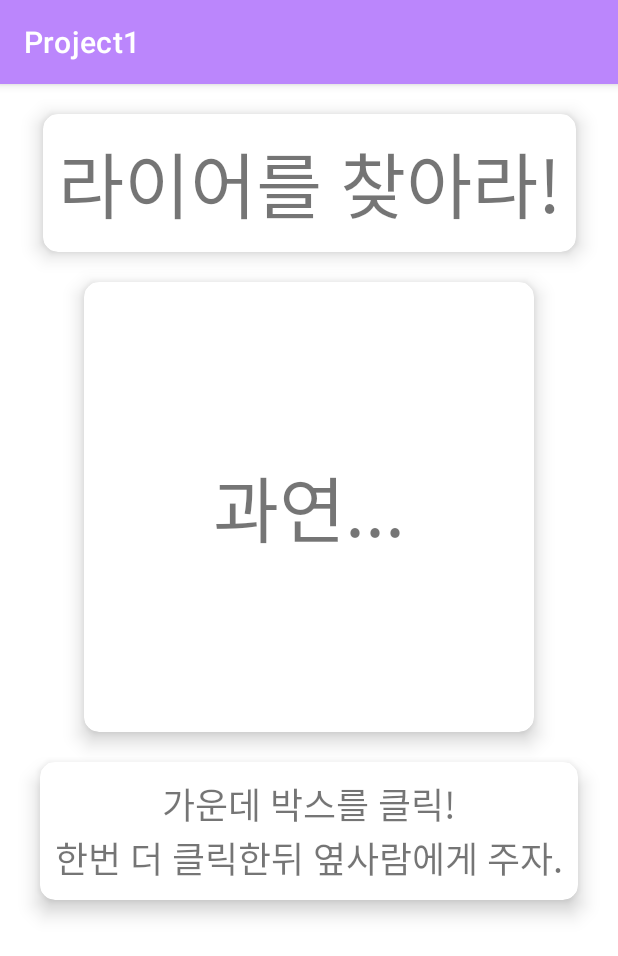
After one commit to kadiace/2020W_CS496_Project1, an Android app: the LierActivity screen opened directly, with no data from a screen before it, on a phone screen of 412 x 824 dp. The commit adds this screen. Shown: the top 956 px of the screen. Run offline under Robolectric (Android 15) with nearby library versions, the phone set to English and light mode, and no system bars; 1 statement that could not run was skipped.

Commit message:
lier complete

```diff
--- a/app/src/main/AndroidManifest.xml
+++ b/app/src/main/AndroidManifest.xml
@@ -10,7 +10,8 @@
         android:roundIcon="@mipmap/ic_launcher_round"
         android:supportsRtl="true"
         android:theme="@style/Theme.Project1">
-        <activity android:name=".GameActivity2"></activity>
+        <activity android:name=".LierActivity"></activity>
+        <activity android:name=".GameActivity2" />
         <activity android:name=".GameActivity1" />
         <activity android:name=".EditActivity" />
         <activity android:name=".ItemActivity" />
--- a/app/src/main/java/com/example/project1/EditActivity.kt
+++ b/app/src/main/java/com/example/project1/EditActivity.kt
@@ -31,7 +31,7 @@ class EditActivity : AppCompatActivity() {
 
         edit_button.setOnClickListener{
 
-            // EDIT REQUEST CODE
+            // EDIT RESULT CODE
             val EDIT_CODE : Int = 0
             val EDIT_FAIL : Int = 1
 
--- a/app/src/main/java/com/example/project1/Fragment3.kt
+++ b/app/src/main/java/com/example/project1/Fragment3.kt
@@ -6,6 +6,7 @@ import androidx.fragment.app.Fragment
 import android.view.LayoutInflater
 import android.view.View
 import android.view.ViewGroup
+import android.widget.Toast
 import kotlinx.android.synthetic.main.fragment_3.*
 
 // the fragment initialization parameters, e.g. ARG_ITEM_NUMBER
@@ -38,6 +39,5 @@ class Fragment3 : Fragment() {
             val intent = Intent(context, GameActivity2::class.java)
             activity?.startActivityForResult(intent, 2)
         }
-
     }
 }
--- /dev/null
+++ b/app/src/main/java/com/example/project1/LierActivity.kt
@@ -0,0 +1,72 @@
+package com.example.project1
+
+import android.content.Intent
+import android.graphics.Color
+import androidx.appcompat.app.AppCompatActivity
+import android.os.Bundle
+import kotlinx.android.synthetic.main.activity_lier.*
+import java.util.*
+import kotlin.collections.ArrayList
+
+class LierActivity : AppCompatActivity() {
+    override fun onCreate(savedInstanceState: Bundle?) {
+        super.onCreate(savedInstanceState)
+        setContentView(R.layout.activity_lier)
+
+        // get Intent
+        val inIntent = getIntent()
+        val answer = inIntent.getStringExtra("answer").toString()
+        val number = inIntent.getIntExtra("number", 0)
+        val lier = inIntent.getIntExtra("lier", 0)
+
+        // Set initial value
+        var count : Int = 0
+        var result : ArrayList<Int> = arrayListOf()
+
+        // make list
+        var list = mutableListOf<String>()
+        for (i in 0..lier-1) {
+            list.add("라이어")
+        }
+        for (i in lier..number-1) {
+            list.add(answer)
+        }
+        list.shuffle()
+
+        answer_shit.setOnClickListener{
+            if (count < list.size*2-1) {
+                if (count % 2 == 0) {
+                    text_answer.text = list.get(count / 2)
+                    if (list.get(count / 2).equals("라이어")) {
+                        result.add(count/2 + 1)
+                        text_answer.setTextColor(Color.parseColor("#C00000"))
+                    }
+                } else {
+                    text_answer.setTextColor(Color.parseColor("#747474"))
+                    text_answer.text = "과연..."
+                }
+            }
+            else if (count == list.size*2-1) {
+                text_answer.setTextColor(Color.parseColor("#747474"))
+                text_answer.text = "라이어는 누굴까? 두구두구"
+            }
+            else if (count == list.size*2) {
+                var resultText : String? = "${result.get(0)}"
+                for (i in 1..result.size-1) {
+                    resultText = "$resultText, ${result.get(i)}"
+                }
+                resultText = "$resultText 번"
+                text_answer.text = resultText
+                text_answer.setTextColor(Color.parseColor("#C00000"))
+            }
+            else if (count == list.size*2+1) {
+                text_answer.setTextColor(Color.parseColor("#747474"))
+                text_answer.text = "다시 눌러 뒤로가기"
+            }
+            else {
+                finish()
+            }
+            count++
+        }
+    }
+}
--- a/app/src/main/java/com/example/project1/MainActivity.kt
+++ b/app/src/main/java/com/example/project1/MainActivity.kt
@@ -98,6 +98,7 @@ class MainActivity : AppCompatActivity() {
                     }
                 }
                 mAdapter.fragments[0].onActivityResult(requestCode, resultCode, data)
+                view_pager.adapter = mAdapter
             }
             FRAG2_CODE-> {
                 mAdapter.fragments[1].onActivityResult(requestCode, resultCode, data)
@@ -107,7 +108,7 @@ class MainActivity : AppCompatActivity() {
             }
         }
 
-        view_pager.adapter = mAdapter
-        view_pager.setCurrentItem(requestCode)
+//        view_pager.adapter = mAdapter
+//        view_pager.setCurrentItem(requestCode)
     }
 }
--- a/app/src/main/res/layout/activity_game2.xml
+++ b/app/src/main/res/layout/activity_game2.xml
@@ -2,6 +2,7 @@
 <androidx.constraintlayout.widget.ConstraintLayout xmlns:android="http://schemas.android.com/apk/res/android"
     xmlns:app="http://schemas.android.com/apk/res-auto"
     xmlns:tools="http://schemas.android.com/tools"
+    android:id="@+id/parent_layout"
     android:layout_width="match_parent"
     android:layout_height="match_parent"
     android:orientation="vertical"
@@ -296,7 +297,7 @@
                     android:layout_width="wrap_content"
                     android:layout_height="wrap_content"
                     android:textSize="16sp"
-                    android:text="인원"
+                    android:text="전체"
                     android:fontFamily="@font/dreamhouseb"
                     app:layout_constraintLeft_toLeftOf="parent"
                     app:layout_constraintTop_toTopOf="parent"
@@ -315,6 +316,7 @@
                     app:layout_constraintRight_toLeftOf="@id/number_text2"
                     app:layout_constraintTop_toTopOf="parent"
                     app:layout_constraintBottom_toBottomOf="parent" />
+
                 <TextView
                     android:id="@+id/number_text2"
                     android:layout_width="wrap_content"
@@ -431,5 +433,4 @@
 
     </androidx.constraintlayout.widget.ConstraintLayout>
 
-
 </androidx.constraintlayout.widget.ConstraintLayout>
--- /dev/null
+++ b/app/src/main/res/layout/activity_lier.xml
@@ -0,0 +1,77 @@
+<?xml version="1.0" encoding="utf-8"?>
+<androidx.constraintlayout.widget.ConstraintLayout xmlns:android="http://schemas.android.com/apk/res/android"
+    xmlns:app="http://schemas.android.com/apk/res-auto"
+    xmlns:tools="http://schemas.android.com/tools"
+    android:layout_width="match_parent"
+    android:layout_height="match_parent"
+    tools:context=".LierActivity">
+
+    <androidx.cardview.widget.CardView
+        android:id = "@+id/title"
+        android:layout_width="wrap_content"
+        android:layout_height="wrap_content"
+        android:layout_margin="20dp"
+        app:cardCornerRadius="10dp"
+        app:cardElevation="8dp"
+        app:contentPadding="10dp"
+        app:layout_constraintTop_toTopOf="parent"
+        app:layout_constraintLeft_toLeftOf="parent"
+        app:layout_constraintRight_toRightOf="parent">
+
+        <TextView
+            android:id="@+id/text_title"
+            android:layout_width="wrap_content"
+            android:layout_height="wrap_content"
+            android:textSize="48sp"
+            android:text="라이어를 찾아라!"
+            android:fontFamily="@font/dreamhouseb"/>
+
+    </androidx.cardview.widget.CardView>
+
+    <androidx.cardview.widget.CardView
+        android:id = "@+id/answer_shit"
+        android:layout_width="300dp"
+        android:layout_height="300dp"
+        android:layout_margin="20dp"
+        app:cardCornerRadius="10dp"
+        app:cardElevation="8dp"
+        app:contentPadding="10dp"
+        app:layout_constraintTop_toBottomOf="@id/title"
+        app:layout_constraintLeft_toLeftOf="parent"
+        app:layout_constraintRight_toRightOf="parent">
+
+        <TextView
+            android:id="@+id/text_answer"
+            android:layout_width="wrap_content"
+            android:layout_height="wrap_content"
+            android:layout_gravity="center_horizontal|center_vertical"
+            android:textSize="48sp"
+            android:text="과연..."
+            android:fontFamily="@font/dreamhouseb"/>
+
+    </androidx.cardview.widget.CardView>
+
+    <androidx.cardview.widget.CardView
+        android:id = "@+id/explain"
+        android:layout_width="wrap_content"
+        android:layout_height="wrap_content"
+        android:layout_margin="20dp"
+        app:cardCornerRadius="10dp"
+        app:cardElevation="8dp"
+        app:contentPadding="10dp"
+        app:layout_constraintTop_toBottomOf="@id/answer_shit"
+        app:layout_constraintLeft_toLeftOf="parent"
+        app:layout_constraintRight_toRightOf="parent">
+
+        <TextView
+            android:id="@+id/text_explain"
+            android:layout_width="wrap_content"
+            android:layout_height="wrap_content"
+            android:textSize="24sp"
+            android:gravity="center_horizontal"
+            android:text="가운데 박스를 클릭!\n한번 더 클릭한뒤 옆사람에게 주자."
+            android:fontFamily="@font/dreamhouseb"/>
+
+    </androidx.cardview.widget.CardView>
+
+</androidx.constraintlayout.widget.ConstraintLayout>
```
Also changed, not shown: app/src/main/java/com/example/project1/GameActivity2.kt (+56 -0 lines).
